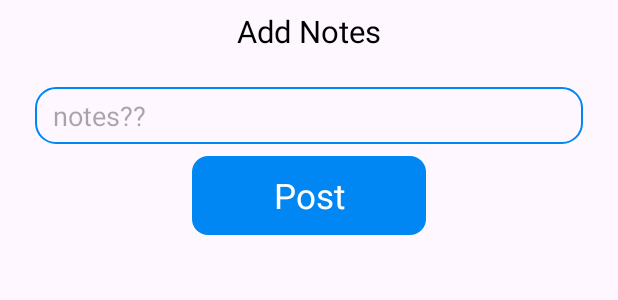
After one commit to nikhilkr004/People, an Android app: the layout add_notes_item.xml on its own in the app's theme, with its tools: preview values and no code run, on a phone screen of 412 x 824 dp. The commit adds this screen. Shown: the top 300 px of the screen. Run offline under Robolectric (Android 15) with nearby library versions, the phone set to English and light mode, and no system bars; Roboto replaces fonts that are not available here.

Commit message:
for submit

```diff
--- a/app/src/main/AndroidManifest.xml
+++ b/app/src/main/AndroidManifest.xml
@@ -10,9 +10,9 @@
         android:allowBackup="true"
         android:dataExtractionRules="@xml/data_extraction_rules"
         android:fullBackupContent="@xml/backup_rules"
-        android:icon="@mipmap/ic_launcher"
+        android:icon="@drawable/plogo"
         android:label="@string/app_name"
-        android:roundIcon="@mipmap/ic_launcher_round"
+        android:roundIcon="@drawable/plogo"
         android:supportsRtl="true"
         android:theme="@style/Theme.People"
         tools:targetApi="31">
--- a/app/src/main/java/com/example/people/Activity/ShowImageInFullPageActivity.kt
+++ b/app/src/main/java/com/example/people/Activity/ShowImageInFullPageActivity.kt
@@ -114,6 +114,7 @@ class ShowImageInFullPageActivity : AppCompatActivity() {
                     val count = snapshot.childrenCount.toString()
                     val frist = snapshot.children.iterator().next()
                     val dataa = frist.getValue(Comment::class.java)
+
 
                     if (dataa?.comment!!.equals(0)) {
                         binding.textView14.visibility = View.GONE
@@ -239,6 +240,7 @@ class ShowImageInFullPageActivity : AppCompatActivity() {
                         binding.time.text= TimeAgo.using(data.time!!.toLong())
 
 
+                        binding.title.text = data.title.toString()
                         getPostUserInfo(data.userID)
 
                         // deleting an item
@@ -309,6 +311,8 @@ class ShowImageInFullPageActivity : AppCompatActivity() {
                     val info = snapshot.getValue(UserData::class.java)
                     if (info != null) {
                         name = info.name.toString()
+                        Glide.with(this@ShowImageInFullPageActivity).load(info.profileImage)
+                            .placeholder(R.drawable.user).into(binding.currentUsreProfile)
                         setImageWhenLikeClick(info.name, info.profileImage, data)
                     }
                 }
--- a/app/src/main/java/com/example/people/Adapters/postAdapter.kt
+++ b/app/src/main/java/com/example/people/Adapters/postAdapter.kt
@@ -66,7 +66,8 @@ class postAdapter(val data: List<PostItem>) : RecyclerView.Adapter<postAdapter.V
                         val info=snapshot.getValue(UserData::class.java)
                         if (info!=null){
                             binding.name.text = info.name.toString()
-                            Glide.with(context).load(info.profileImage).placeholder(R.drawable.user)
+                            Glide.with(context).load(info.profileImage
+                            ).placeholder(R.drawable.user)
                                 .into(binding.profileImage)
                         }
                     }
--- a/app/src/main/res/layout/activity_chat_home.xml
+++ b/app/src/main/res/layout/activity_chat_home.xml
@@ -38,7 +38,7 @@
     <androidx.recyclerview.widget.RecyclerView
         android:id="@+id/allUserRecyclerview"
         android:layout_width="match_parent"
-        android:layout_height="wrap_content"
+        android:layout_height="@dimen/_90sdp"
         app:layout_constraintEnd_toEndOf="parent"
         tools:listitem="@layout/notes_and_profile_item"
         app:layout_constraintStart_toStartOf="parent"
--- /dev/null
+++ b/app/src/main/res/layout/add_notes_item.xml
@@ -0,0 +1,55 @@
+<?xml version="1.0" encoding="utf-8"?>
+<androidx.constraintlayout.widget.ConstraintLayout
+    xmlns:android="http://schemas.android.com/apk/res/android"
+    xmlns:app="http://schemas.android.com/apk/res-auto"
+    xmlns:tools="http://schemas.android.com/tools"
+    android:layout_width="match_parent"
+    android:layout_height="wrap_content">
+
+    <TextView
+        android:id="@+id/textView13"
+        android:layout_width="wrap_content"
+        android:layout_height="wrap_content"
+        android:layout_marginTop="@dimen/_5sdp"
+        android:text="Add Notes"
+        android:textColor="@color/black"
+        android:textSize="@dimen/_16sdp"
+        app:layout_constraintEnd_toEndOf="parent"
+        app:layout_constraintStart_toStartOf="parent"
+        app:layout_constraintTop_toTopOf="parent" />
+
+    <EditText
+        android:id="@+id/notesText"
+        android:layout_width="match_parent"
+        android:layout_marginStart="@dimen/_7sdp"
+        android:layout_marginEnd="@dimen/_7sdp"
+        android:layout_height="wrap_content"
+        android:layout_margin="@dimen/_18sdp"
+        android:layout_marginTop="@dimen/_15sdp"
+        android:background="@drawable/share_profile"
+        android:inputType="text"
+        android:padding="@dimen/_5sdp"
+        android:paddingStart="@dimen/_9sdp"
+        android:hint="notes??"
+        app:layout_constraintEnd_toEndOf="parent"
+        app:layout_constraintStart_toStartOf="parent"
+        app:layout_constraintTop_toBottomOf="@+id/textView13" />
+
+    <TextView
+        android:id="@+id/textView19"
+        android:layout_width="@dimen/_120sdp"
+        android:layout_height="wrap_content"
+        android:layout_marginTop="@dimen/_6sdp"
+        android:background="@drawable/button_for_follow"
+        android:padding="@dimen/_8sdp"
+        android:text="Post"
+        android:textAlignment="center"
+        android:layout_marginBottom="@dimen/_10sdp"
+        android:textColor="@color/white"
+        android:textSize="@dimen/_18sdp"
+        app:layout_constraintBottom_toBottomOf="parent"
+        app:layout_constraintEnd_toEndOf="@+id/notesText"
+        app:layout_constraintStart_toStartOf="@+id/notesText"
+        app:layout_constraintTop_toBottomOf="@+id/notesText" />
+
+</androidx.constraintlayout.widget.ConstraintLayout>
--- a/app/src/main/res/layout/fragment_profile.xml
+++ b/app/src/main/res/layout/fragment_profile.xml
@@ -24,7 +24,6 @@
         <androidx.constraintlayout.widget.ConstraintLayout
 
             android:layout_width="match_parent"
-
             android:id="@+id/mainLayout"
             android:layout_height="match_parent"
          >
@@ -199,7 +198,7 @@
     <com.facebook.shimmer.ShimmerFrameLayout
         android:layout_width="match_parent"
         android:id="@+id/profile_Shimmer"
-
+        android:visibility="gone"
         android:layout_height="wrap_content"
         app:layout_constraintEnd_toEndOf="parent"
         app:layout_constraintStart_toStartOf="parent"
```
Also changed, not shown: app/src/main/java/com/example/people/DataClass/NotesData.kt (added, +43 -0 lines), app/src/main/java/com/example/people/Fragment/ProfileFragment.kt (+70 -0 lines).
